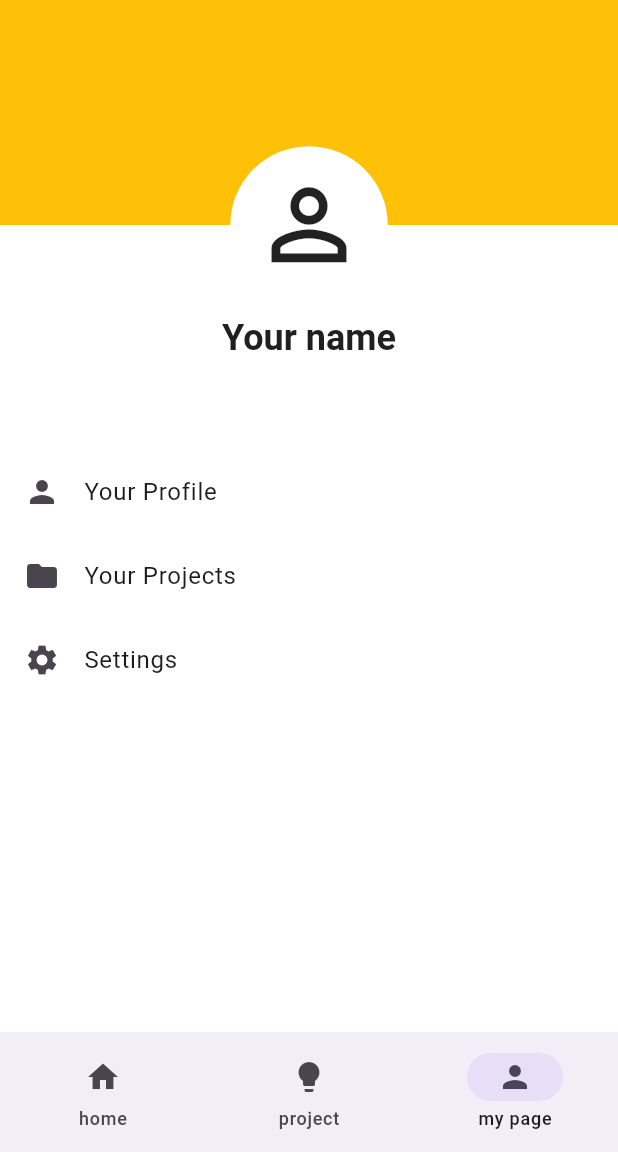
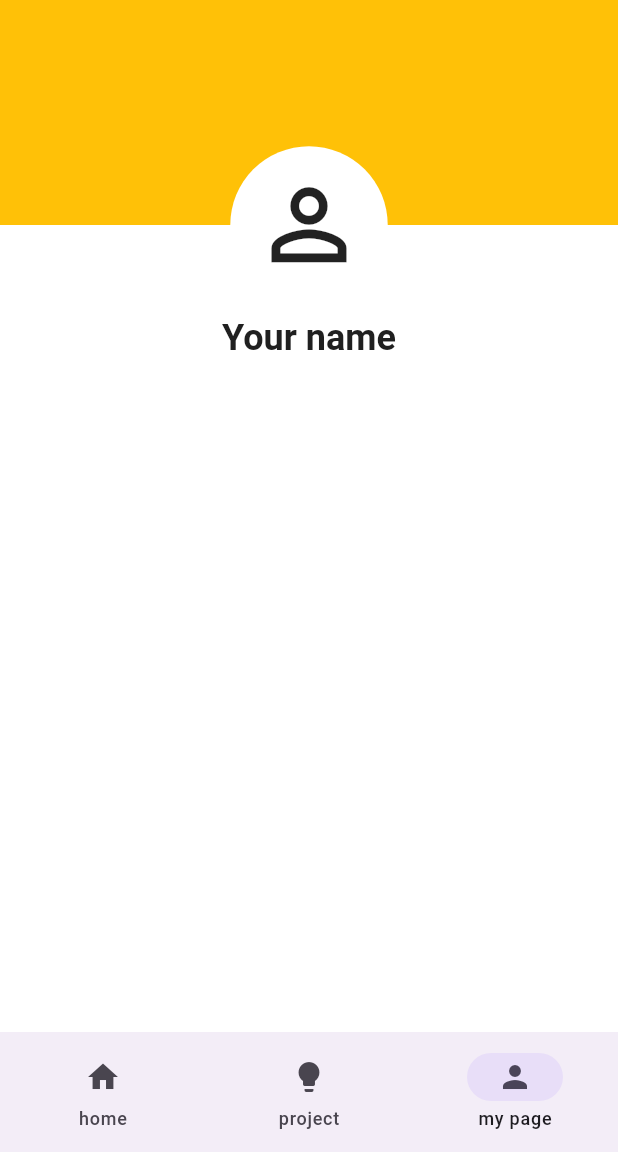
Before and after one commit to 976520/nexus-app, a Flutter app: the screen it shows after launch, item 3 of the bottom bar chosen, on a phone screen of 412 x 824 dp, the part 84-1236 px from its top. Run offline on Flutter 3.47's test engine with Material 3 defaults, Android fonts, the phone set to English and light mode, and no system bars.

Commit message:
Remove unusable components

```diff
--- a/lib/page/mypage.dart
+++ b/lib/page/mypage.dart
@@ -35,27 +35,6 @@ class MyPage extends StatelessWidget {
             ],
           )
         ),
-        Expanded(
-          child: ListView(
-            children: [
-              ListTile(
-                title: const Text('Your Profile'),
-                leading: const Icon(Icons.person),
-                onTap: () => Navigator.pushNamed(context, '/profile'),
-              ),
-              ListTile(
-                title: const Text('Your Projects'),
-                leading: const Icon(Icons.folder),
-                onTap: () => Navigator.pushNamed(context, '/projects'),
-              ),
-              ListTile(
-                title: const Text('Settings'),
-                leading: const Icon(Icons.settings),
-                onTap: () => Navigator.pushNamed(context, '/settings'),
-              ),
-            ],
-          ),
-        ),
       ],
     );
   }
```
